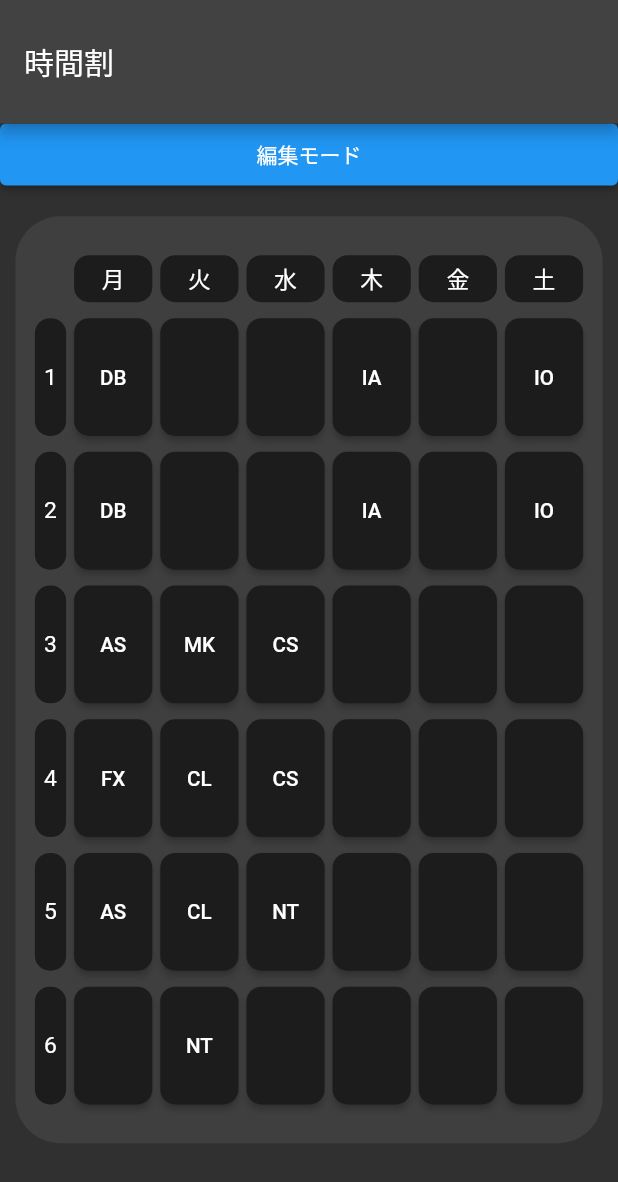
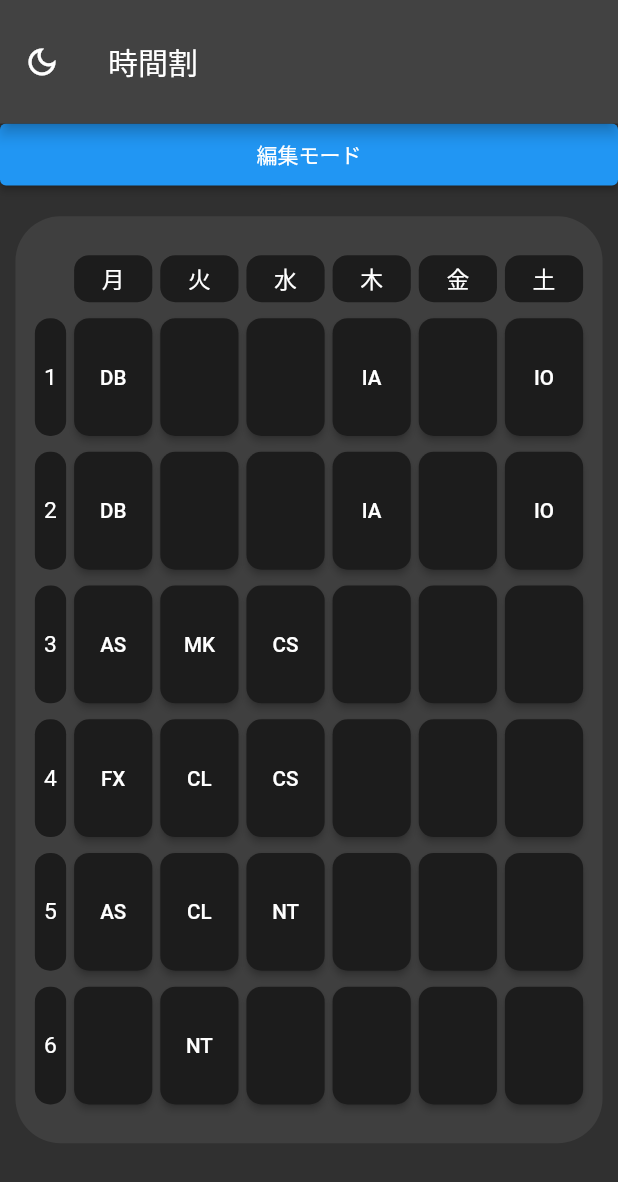
Before and after one commit to ohs-it2022/StudentSupport, a Flutter app: the screen it shows after launch, on a phone screen of 412 x 824 dp. Shown: the top 1182 px of the screen. Run offline on Flutter 3.47's test engine with Material 2 defaults, Android fonts, the light colour scheme and no system bars; our stand-ins replace auto_route, shared_preferences, table_calendar; missing offline and left inert: app_settings.

Commit message:
テーマ切り替えボタンの追加、不要なインポートの削除

```diff
--- a/lib/src/sample.dart
+++ b/lib/src/sample.dart
@@ -1,7 +1,4 @@
 import 'package:flutter/material.dart';
-import 'package:student_support/src/app.dart';
-import 'package:shared_preferences/shared_preferences.dart';
-import 'dart:convert';
 
 DateTime today = DateTime.now();
 
@@ -13,11 +10,15 @@ const bgColor2 = Color.fromRGBO(63, 63, 63, 1);
 const textColor = Colors.white;
 
 // アイコンの定義
-const homeIcon = Icons.home;                // ホーム
-const timeTableIcon = Icons.table_view;     // 出欠確認
-const taskRegistIcon  = Icons.book;         // 課題登録
-const timeTableChangeIcon = Icons.calendar_month;  // 時間割変更
-const settingIcon = Icons.settings;         // 一般設定
+const homeIcon = Icons.home;                      // ホーム
+const timeTableIcon = Icons.table_view;           // 出欠確認
+const taskRegistIcon  = Icons.book;               // 課題登録
+const timeTableChangeIcon = Icons.calendar_month; // 時間割変更
+const settingIcon = Icons.settings;               // 一般設定
+
+// TODO: isDarkの値をテーマ設定とリンクさせる
+// Darkテーマであるかどうか
+bool isDark = true;
 
 // 基本のテキスト設定
 class BasicText extends StatelessWidget {
@@ -71,12 +72,26 @@ class ScreenWidget extends StatelessWidget {
     return Scaffold(
       appBar: AppBar(
         title: Text(titleTxt),
-        toolbarHeight: screenSize.height * 0.1
+        toolbarHeight: screenSize.height * 0.1,
+        leading: ThemeButton(),
       ),
 
       // drawer: _drawer,
 
       body: bodyContents,
+    );
+  }
+
+  // テーマ切り替えボタン
+  IconButton ThemeButton() {
+    return IconButton(
+        onPressed: () {
+          // TODO: setStateが使用できなかった為一時的にエラー回避でコメントアウト
+          // setState(() {
+          //   isDark = !isDark;
+          // });
+        },
+        icon: Icon(isDark ? Icons.dark_mode_outlined : Icons.light_mode)
     );
   }
 }
```
